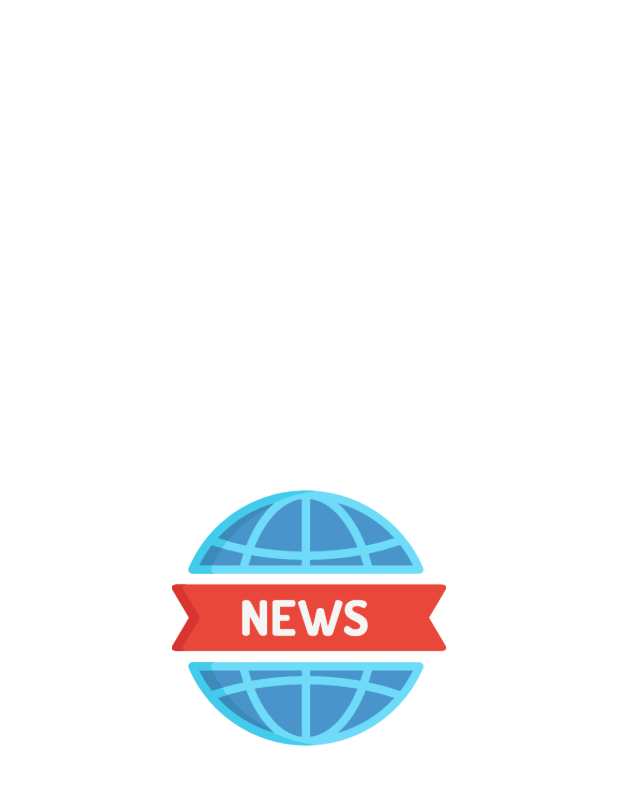
After one commit to habibagamal23/news_api, a Flutter app: the SplashScreen screen opened directly, on a phone screen of 412 x 824 dp. The commit adds this screen. Shown: the top 785 px of the screen. Run offline on Flutter 3.47's test engine with Material 3 defaults, Android fonts, the phone set to English and light mode, and no system bars; our stand-ins replace bloc, dio, flutter_bloc, flutter_screenutil, shared_preferences; accounts and stored records are empty; network calls fail.

Commit message:
add splash

```diff
--- a/lib/core/utils/constant.dart
+++ b/lib/core/utils/constant.dart
@@ -2,7 +2,7 @@ class ConstantString {
   static const String onBoardingScreen = 'onBoardingScreen';
   static const String homeScreen = 'homeScreen';
   static const String newsDetailScreen = 'newsDetailScreen';
-  static const String login = 'login';
+  static const String splashScreen = 'splashScreen';
 
 
   // Add this
--- a/lib/features/home/logic/themlogic/them_cubit.dart
+++ b/lib/features/home/logic/themlogic/them_cubit.dart
@@ -3,24 +3,23 @@ import 'package:flutter/material.dart';
 import 'package:meta/meta.dart';
 import 'package:shared_preferences/shared_preferences.dart';
 
+import '../../../../core/SharedPrefsHelper.dart';
 import '../../../../core/utils/styles.dart';
 
 part 'them_state.dart';
 
 class ThemCubit extends Cubit<ThemState> {
-  ThemCubit() : super(ThemInitial()){
+  ThemCubit() : super(ThemInitial(AppThemes.lightTheme)) {
     getTheme();
   }
 
   Future saveTheme(Brightness brightness) async {
     final themeindex = brightness == Brightness.light ? 0 : 1;
-    final SharedPreferences prefs = await SharedPreferences.getInstance();
-    await prefs.setInt("them", themeindex);
+    await SharedPrefsHelper.setTheme(themeindex);
   }
 
   Future getTheme() async {
-    final SharedPreferences prefs = await SharedPreferences.getInstance();
-    var savedindex = prefs.getInt("them");
+    var savedindex = await SharedPrefsHelper.getTheme();
     if (savedindex == 0) {
       emit(ThemChanged(AppThemes.lightTheme));
     } else {
--- a/lib/features/home/logic/themlogic/them_state.dart
+++ b/lib/features/home/logic/themlogic/them_state.dart
@@ -7,7 +7,7 @@ abstract class ThemState {
 }
 
 final class ThemInitial extends ThemState {
-  ThemInitial() : super(AppThemes.lightTheme);
+  ThemInitial(ThemeData lightTheme) : super(AppThemes.lightTheme);
 }
 
 final class ThemChanged extends ThemState {
--- a/lib/features/onboarding/button.dart
+++ b/lib/features/onboarding/button.dart
@@ -1,6 +1,7 @@
 import 'package:flutter/material.dart';
 import 'package:flutter_bloc/flutter_bloc.dart';
 import 'package:nwesapi_app/features/home/logic/Articallogic/articals_cubit.dart';
+import '../../core/SharedPrefsHelper.dart';
 import '../../core/utils/colors_mangment.dart';
 import '../../core/utils/constant.dart';
 import '../../core/utils/styles.dart';
@@ -11,8 +12,8 @@ class GetStartedButton extends StatelessWidget {
   @override
   Widget build(BuildContext context) {
     return TextButton(
-      onPressed: () {
-        context.read<ArticalsCubit>().getNews();
+      onPressed: () async{
+       await SharedPrefsHelper.setVisitedOnboarding(true);
         Navigator.pushReplacementNamed(context, ConstantString.homeScreen);
       },
       style: TextButton.styleFrom(
--- /dev/null
+++ b/lib/features/splash/splash_screen.dart
@@ -0,0 +1,43 @@
+import 'package:flutter/material.dart';
+import 'package:flutter_screenutil/flutter_screenutil.dart';
+import '../../core/SharedPrefsHelper.dart';
+import '../../core/utils/constant.dart';
+
+class SplashScreen extends StatefulWidget {
+  const SplashScreen({super.key});
+
+  @override
+  State<SplashScreen> createState() => _SplashScreenState();
+}
+
+class _SplashScreenState extends State<SplashScreen> {
+  @override
+  void initState() {
+    super.initState();
+    _checkOnboardingStatus();
+  }
+
+  @override
+  Widget build(BuildContext context) {
+    return Scaffold(
+      body: Center(
+        child: Container(
+          padding: EdgeInsets.all(100.r),
+          child: Image.asset('assets/news-report.png'),
+        ),
+      ),
+    );
+  }
+
+  Future<void> _checkOnboardingStatus() async {
+    await Future.delayed(const Duration(seconds: 3));
+
+    bool hasVisitedOnboarding = await SharedPrefsHelper.getVisitedOnboarding();
+
+    if (hasVisitedOnboarding) {
+      Navigator.pushReplacementNamed(context, ConstantString.homeScreen);
+    } else {
+      Navigator.pushReplacementNamed(context, ConstantString.onBoardingScreen);
+    }
+  }
+}
--- a/pubspec.yaml
+++ b/pubspec.yaml
@@ -19,7 +19,7 @@ publish_to: 'none' # Remove this line if you wish to publish to pub.dev
 version: 1.0.0+1
 
 environment:
-  sdk: ^3.6.0-216.1.beta
+    sdk: ">=3.5.3 <4.0.0"
 
 # Dependencies specify other packages that your package needs in order to work.
 # To automatically upgrade your package dependencies to the latest versions
```
Also changed, not shown: lib/core/SharedPrefsHelper.dart (added, +28 -0 lines), lib/core/utils/routes.dart (+10 -5 lines), lib/core/webservices/webservices.dart (+15 -1 lines), lib/features/home/ui/home.dart (+8 -0 lines), lib/main.dart (+16 -16 lines), pubspec.lock.
